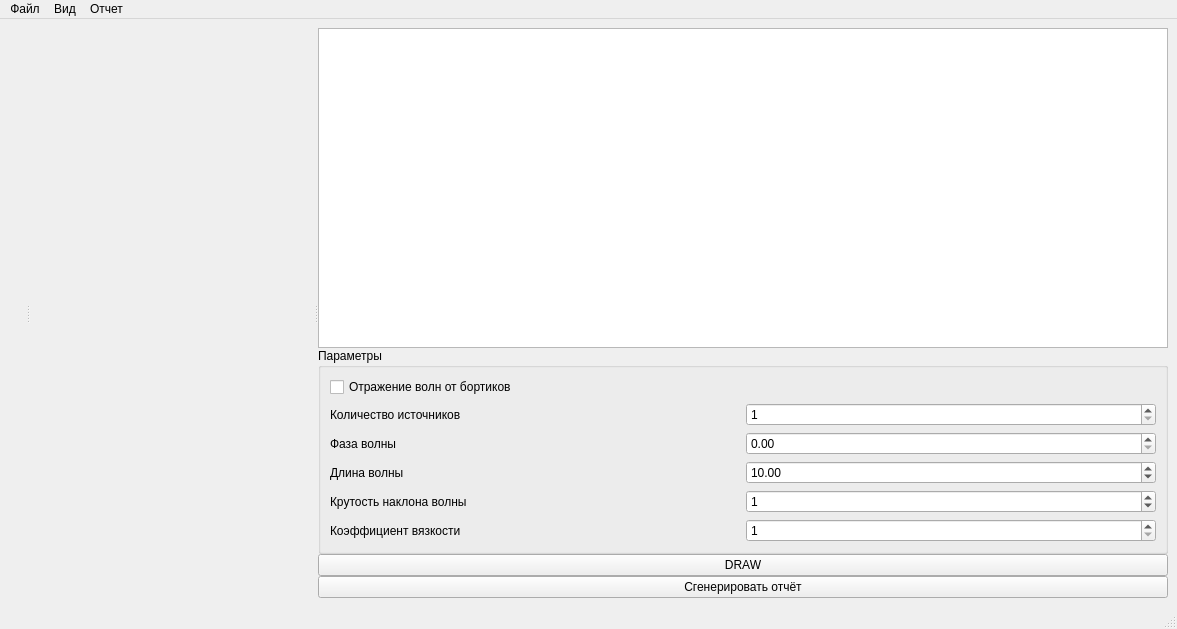
Above: source/mainwindow.ui from Student-Experimental-Physics-Laboratory/self-water-talbot before the change. Below: the same form after it.
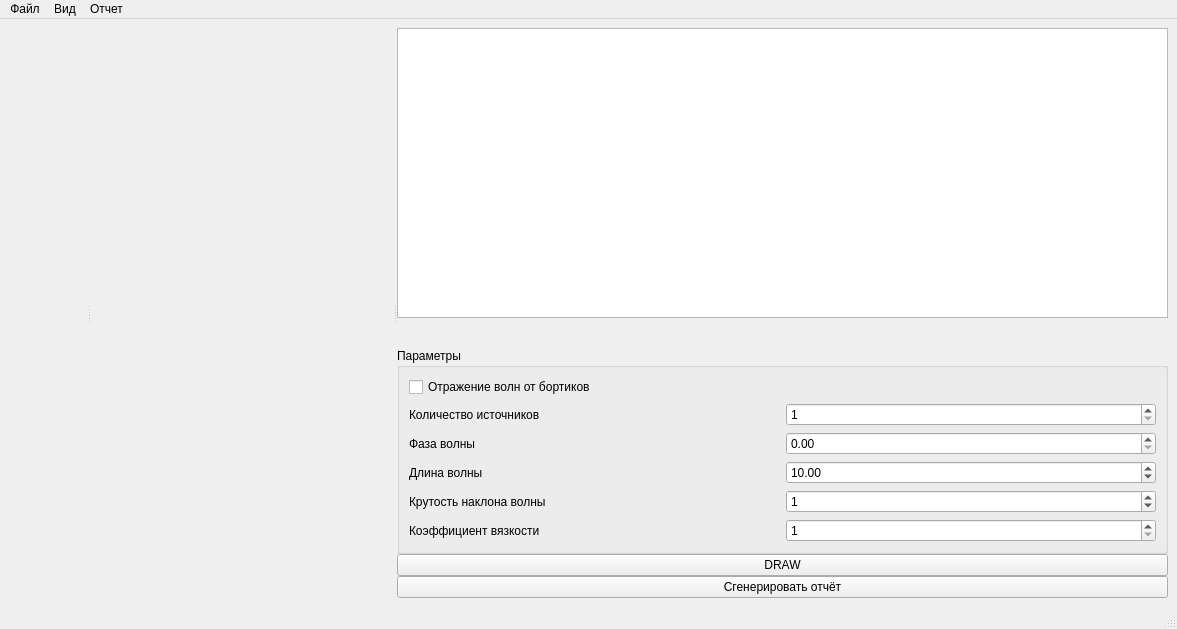
That is the form after the change. Custom widgets are drawn as their Qt base class.

Patch:
```diff
--- a/source/mainwindow.ui
+++ b/source/mainwindow.ui
@@ -20,12 +20,25 @@
       <property name="orientation">
        <enum>Qt::Horizontal</enum>
       </property>
-      <widget class="QWidget" name="">
+      <widget class="QWidget" name="layoutWidget">
        <layout class="QVBoxLayout" name="talbot">
         <item>
          <layout class="QHBoxLayout" name="horizontalLayout_6">
           <item>
-           <widget class="QWidget" name="vruler" native="true"/>
+           <widget class="QWidget" name="vruler" native="true">
+            <property name="minimumSize">
+             <size>
+              <width>20</width>
+              <height>0</height>
+             </size>
+            </property>
+            <property name="maximumSize">
+             <size>
+              <width>20</width>
+              <height>16777215</height>
+             </size>
+            </property>
+           </widget>
           </item>
           <item>
            <widget class="TalbotImageWidget" name="talbotImage" native="true"/>
@@ -33,14 +46,40 @@
          </layout>
         </item>
         <item>
-         <widget class="QWidget" name="hruler" native="true"/>
+         <widget class="QWidget" name="hruler" native="true">
+          <property name="minimumSize">
+           <size>
+            <width>0</width>
+            <height>20</height>
+           </size>
+          </property>
+          <property name="maximumSize">
+           <size>
+            <width>16777215</width>
+            <height>20</height>
+           </size>
+          </property>
+         </widget>
         </item>
        </layout>
       </widget>
-      <widget class="QWidget" name="">
+      <widget class="QWidget" name="layoutWidget">
        <layout class="QVBoxLayout" name="chart">
         <item>
-         <widget class="QWidget" name="cinfo" native="true"/>
+         <widget class="QWidget" name="cinfo" native="true">
+          <property name="minimumSize">
+           <size>
+            <width>0</width>
+            <height>20</height>
+           </size>
+          </property>
+          <property name="maximumSize">
+           <size>
+            <width>16777215</width>
+            <height>20</height>
+           </size>
+          </property>
+         </widget>
         </item>
         <item>
          <widget class="QWidget" name="talbotChart" native="true">
@@ -53,12 +92,25 @@
          </widget>
         </item>
         <item>
-         <widget class="QWidget" name="cruler" native="true"/>
+         <widget class="QWidget" name="cruler" native="true">
+          <property name="minimumSize">
+           <size>
+            <width>0</width>
+            <height>20</height>
+           </size>
+          </property>
+          <property name="maximumSize">
+           <size>
+            <width>16777215</width>
+            <height>20</height>
+           </size>
+          </property>
+         </widget>
         </item>
        </layout>
       </widget>
       <widget class="QWidget" name="layoutWidget">
-       <layout class="QVBoxLayout" name="controller" stretch="0,0">
+       <layout class="QVBoxLayout" name="controller" stretch="0,0,0">
         <property name="spacing">
          <number>0</number>
         </property>
@@ -69,12 +121,22 @@
          <widget class="QListWidget" name="experiments">
           <property name="minimumSize">
            <size>
-            <width>300</width>
+            <width>200</width>
             <height>0</height>
            </size>
           </property>
          </widget>
         </item>
+        <item>
+         <widget class="QWidget" name="widget" native="true">
+          <property name="minimumSize">
+           <size>
+            <width>0</width>
+            <height>30</height>
+           </size>
+          </property>
+         </widget>
+        </item>
         <item>
          <layout class="QVBoxLayout" name="verticalLayout_2">
           <item>
```
